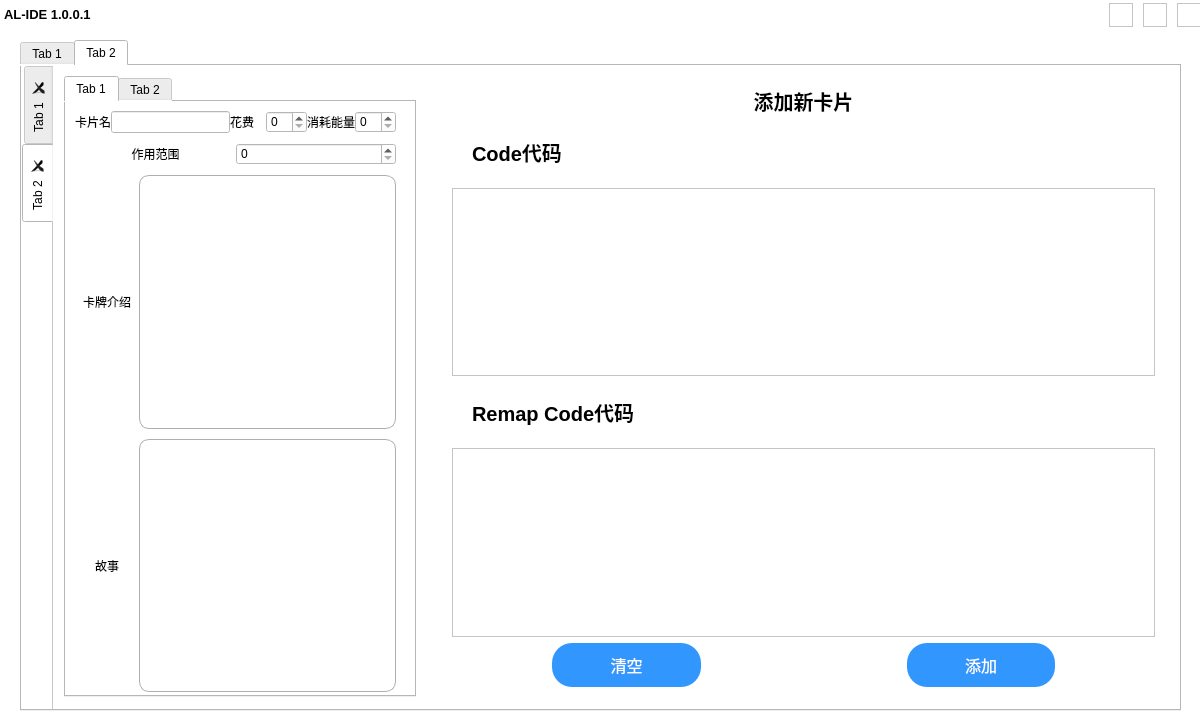
The window that visualizationSrc/qtUI/mainInterFace.ui (NWYLZW/A-Language-IDE) describes before a commit, drawn with Qt 5.
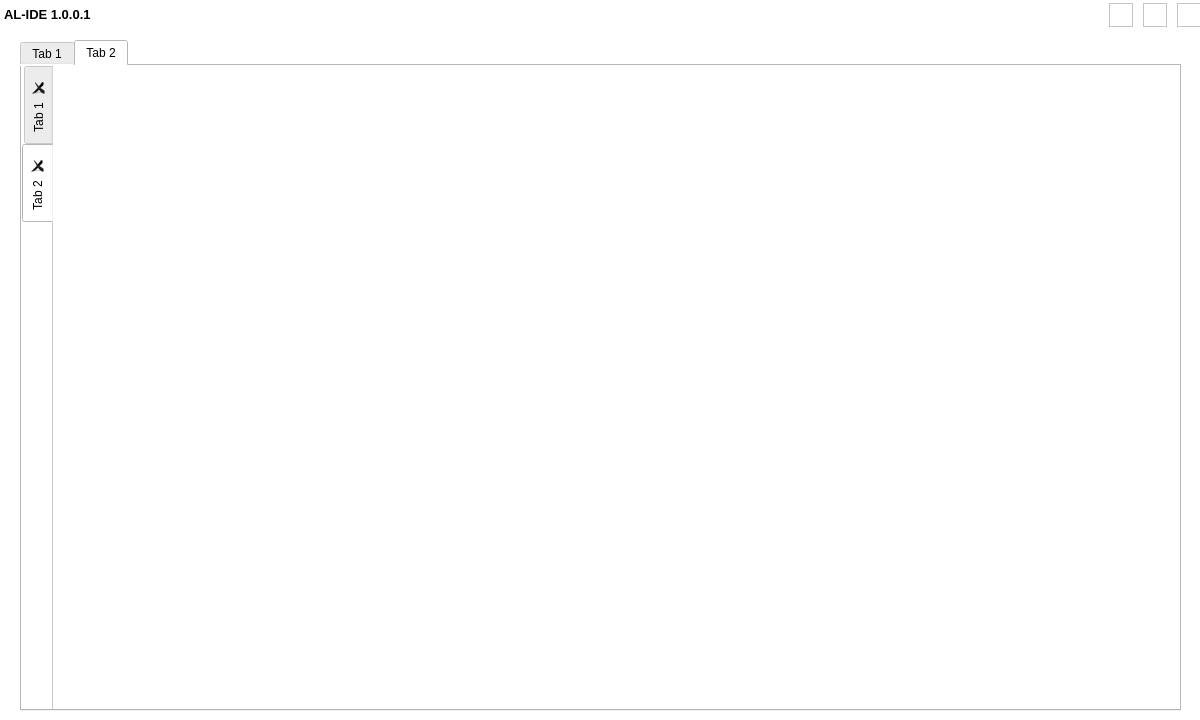
The same window after the commit. The open tabs and pages were chosen to show the change. Icons and pictures are not drawn.

The edit to the form file:
```diff
--- a/visualizationSrc/qtUI/mainInterFace.ui
+++ b/visualizationSrc/qtUI/mainInterFace.ui
@@ -419,450 +419,6 @@
        <attribute name="title">
         <string>Tab 2</string>
        </attribute>
-       <widget class="QWidget" name="horizontalLayoutWidget_2">
-        <property name="geometry">
-         <rect>
-          <x>0</x>
-          <y>0</y>
-          <width>1121</width>
-          <height>641</height>
-         </rect>
-        </property>
-        <layout class="QHBoxLayout" name="CM_addNewCard" stretch="1,2">
-         <item>
-          <layout class="QVBoxLayout" name="verticalLayout">
-           <property name="leftMargin">
-            <number>10</number>
-           </property>
-           <property name="topMargin">
-            <number>10</number>
-           </property>
-           <property name="rightMargin">
-            <number>10</number>
-           </property>
-           <property name="bottomMargin">
-            <number>10</number>
-           </property>
-           <item>
-            <widget class="QTabWidget" name="CMT_settingTab">
-             <property name="maximumSize">
-              <size>
-               <width>384</width>
-               <height>16777215</height>
-              </size>
-             </property>
-             <property name="currentIndex">
-              <number>0</number>
-             </property>
-             <widget class="QWidget" name="CMT_baseSetting">
-              <attribute name="title">
-               <string>Tab 1</string>
-              </attribute>
-              <widget class="QScrollArea" name="scrollArea">
-               <property name="geometry">
-                <rect>
-                 <x>-1</x>
-                 <y>-1</y>
-                 <width>361</width>
-                 <height>601</height>
-                </rect>
-               </property>
-               <property name="widgetResizable">
-                <bool>true</bool>
-               </property>
-               <widget class="QWidget" name="scrollAreaWidgetContents">
-                <property name="geometry">
-                 <rect>
-                  <x>0</x>
-                  <y>0</y>
-                  <width>359</width>
-                  <height>599</height>
-                 </rect>
-                </property>
-                <property name="maximumSize">
-                 <size>
-                  <width>359</width>
-                  <height>599</height>
-                 </size>
-                </property>
-                <widget class="QWidget" name="verticalLayoutWidget">
-                 <property name="geometry">
-                  <rect>
-                   <x>-1</x>
-                   <y>-1</y>
-                   <width>341</width>
-                   <height>601</height>
-                  </rect>
-                 </property>
-                 <layout class="QVBoxLayout" name="verticalLayout_2">
-                  <property name="spacing">
-                   <number>10</number>
-                  </property>
-                  <property name="leftMargin">
-                   <number>10</number>
-                  </property>
-                  <property name="topMargin">
-                   <number>10</number>
-                  </property>
-                  <property name="rightMargin">
-                   <number>10</number>
-                  </property>
-                  <property name="bottomMargin">
-                   <number>10</number>
-                  </property>
-                  <item>
-                   <layout class="QHBoxLayout" name="data03" stretch="2,1,1">
-                    <property name="spacing">
-                     <number>0</number>
-                    </property>
-                    <item>
-                     <layout class="QHBoxLayout" name="L_displayName">
-                      <property name="spacing">
-                       <number>0</number>
-                      </property>
-                      <item>
-                       <widget class="QLabel" name="label_6">
-                        <property name="text">
-                         <string>卡片名</string>
-                        </property>
-                        <property name="margin">
-                         <number>5</number>
-                        </property>
-                       </widget>
-                      </item>
-                      <item>
-                       <widget class="QLineEdit" name="CM_displayName"/>
-                      </item>
-                     </layout>
-                    </item>
-                    <item>
-                     <layout class="QHBoxLayout" name="L_price_2">
-                      <property name="spacing">
-                       <number>0</number>
-                      </property>
-                      <item>
-                       <widget class="QLabel" name="label_7">
-                        <property name="text">
-                         <string>花费</string>
-                        </property>
-                        <property name="margin">
-                         <number>5</number>
-                        </property>
-                       </widget>
-                      </item>
-                      <item>
-                       <widget class="QSpinBox" name="CM_price"/>
-                      </item>
-                     </layout>
-                    </item>
-                    <item>
-                     <layout class="QHBoxLayout" name="L_energyReq_2">
-                      <property name="spacing">
-                       <number>0</number>
-                      </property>
-                      <item>
-                       <widget class="QLabel" name="label_9">
-                        <property name="text">
-                         <string>消耗能量</string>
-                        </property>
-                        <property name="margin">
-                         <number>5</number>
-                        </property>
-                       </widget>
-                      </item>
-                      <item>
-                       <widget class="QSpinBox" name="CM_energyReq"/>
-                      </item>
-                     </layout>
-                    </item>
-                   </layout>
-                  </item>
-                  <item>
-                   <layout class="QHBoxLayout" name="data04" stretch="1">
-                    <property name="spacing">
-                     <number>0</number>
-                    </property>
-                    <item>
-                     <layout class="QHBoxLayout" name="L_displayName_3">
-                      <property name="spacing">
-                       <number>0</number>
-                      </property>
-                      <item>
-                       <widget class="QLabel" name="label_11">
-                        <property name="text">
-                         <string>作用范围</string>
-                        </property>
-                        <property name="alignment">
-                         <set>Qt::AlignCenter</set>
-                        </property>
-                        <property name="margin">
-                         <number>5</number>
-                        </property>
-                       </widget>
-                      </item>
-                      <item>
-                       <widget class="QSpinBox" name="CM_range"/>
-                      </item>
-                     </layout>
-                    </item>
-                   </layout>
-                  </item>
-                  <item>
-                   <layout class="QHBoxLayout" name="data02" stretch="2">
-                    <property name="spacing">
-                     <number>0</number>
-                    </property>
-                    <item>
-                     <layout class="QHBoxLayout" name="L_price_3" stretch="1,4">
-                      <property name="spacing">
-                       <number>0</number>
-                      </property>
-                      <item>
-                       <widget class="QLabel" name="label_5">
-                        <property name="text">
-                         <string>卡牌介绍</string>
-                        </property>
-                        <property name="alignment">
-                         <set>Qt::AlignCenter</set>
-                        </property>
-                        <property name="margin">
-                         <number>5</number>
-                        </property>
-                       </widget>
-                      </item>
-                      <item>
-                       <widget class="QTextEdit" name="CM_description">
-                        <property name="styleSheet">
-                         <string notr="true">background-color: rgb(255, 255, 255);
-
-padding:5px;
-border:1px solid #afafaf; 
-border-radius:10px;</string>
-                        </property>
-                       </widget>
-                      </item>
-                     </layout>
-                    </item>
-                   </layout>
-                  </item>
-                  <item>
-                   <layout class="QHBoxLayout" name="data01" stretch="2">
-                    <property name="spacing">
-                     <number>0</number>
-                    </property>
-                    <item>
-                     <layout class="QHBoxLayout" name="L_price" stretch="1,4">
-                      <property name="spacing">
-                       <number>0</number>
-                      </property>
-                      <item>
-                       <widget class="QLabel" name="label_4">
-                        <property name="text">
-                         <string>故事</string>
-                        </property>
-                        <property name="alignment">
-                         <set>Qt::AlignCenter</set>
-                        </property>
-                        <property name="margin">
-                         <number>5</number>
-                        </property>
-                       </widget>
-                      </item>
-                      <item>
-                       <widget class="QTextEdit" name="CM_story0">
-                        <property name="styleSheet">
-                         <string notr="true">background-color: rgb(255, 255, 255);
-
-padding:5px;
-border:1px solid #afafaf; 
-border-radius:10px;</string>
-                        </property>
-                       </widget>
-                      </item>
-                     </layout>
-                    </item>
-                   </layout>
-                  </item>
-                 </layout>
-                </widget>
-               </widget>
-              </widget>
-             </widget>
-             <widget class="QWidget" name="CMT_greateSetting">
-              <attribute name="title">
-               <string>Tab 2</string>
-              </attribute>
-             </widget>
-            </widget>
-           </item>
-          </layout>
-         </item>
-         <item>
-          <layout class="QVBoxLayout" name="CM_main">
-           <property name="leftMargin">
-            <number>20</number>
-           </property>
-           <property name="topMargin">
-            <number>20</number>
-           </property>
-           <property name="rightMargin">
-            <number>20</number>
-           </property>
-           <property name="bottomMargin">
-            <number>20</number>
-           </property>
-           <item>
-            <layout class="QVBoxLayout" name="CM_header">
-             <item>
-              <widget class="QLabel" name="title_2">
-               <property name="styleSheet">
-                <string notr="true">font: 9pt &quot;Adobe 黑体 Std R&quot;;
-
-text-align: center;
-font-size:20px;
-font-weight:600;
-</string>
-               </property>
-               <property name="text">
-                <string>添加新卡片</string>
-               </property>
-               <property name="alignment">
-                <set>Qt::AlignCenter</set>
-               </property>
-              </widget>
-             </item>
-            </layout>
-           </item>
-           <item>
-            <layout class="QHBoxLayout" name="CM_contenter" stretch="0">
-             <item>
-              <layout class="QVBoxLayout" name="textEdit">
-               <item>
-                <layout class="QVBoxLayout" name="cardMakeTap_code">
-                 <item>
-                  <widget class="QLabel" name="label_2">
-                   <property name="styleSheet">
-                    <string notr="true">padding:15px;
-
-font-size:20px;
-font-weight:600;
-</string>
-                   </property>
-                   <property name="text">
-                    <string>Code代码</string>
-                   </property>
-                  </widget>
-                 </item>
-                 <item>
-                  <widget class="QTextEdit" name="CM_codeSource">
-                   <property name="styleSheet">
-                    <string notr="true"/>
-                   </property>
-                   <property name="html">
-                    <string>&lt;!DOCTYPE HTML PUBLIC &quot;-//W3C//DTD HTML 4.0//EN&quot; &quot;http://www.w3.org/TR/REC-html40/strict.dtd&quot;&gt;
-&lt;html&gt;&lt;head&gt;&lt;meta name=&quot;qrichtext&quot; content=&quot;1&quot; /&gt;&lt;style type=&quot;text/css&quot;&gt;
-p, li { white-space: pre-wrap; }
-&lt;/style&gt;&lt;/head&gt;&lt;body style=&quot; font-family:'SimSun'; font-size:9pt; font-weight:400; font-style:normal;&quot;&gt;
-&lt;p style=&quot;-qt-paragraph-type:empty; margin-top:0px; margin-bottom:0px; margin-left:0px; margin-right:0px; -qt-block-indent:0; text-indent:0px;&quot;&gt;&lt;br /&gt;&lt;/p&gt;&lt;/body&gt;&lt;/html&gt;</string>
-                   </property>
-                  </widget>
-                 </item>
-                </layout>
-               </item>
-               <item>
-                <layout class="QVBoxLayout" name="cardMakeTap_remap">
-                 <item>
-                  <widget class="QLabel" name="label_8">
-                   <property name="styleSheet">
-                    <string notr="true">padding:15px;
-
-font-size:20px;
-font-weight:600;
-</string>
-                   </property>
-                   <property name="text">
-                    <string>Remap Code代码</string>
-                   </property>
-                  </widget>
-                 </item>
-                 <item>
-                  <widget class="QTextEdit" name="CM_remapCodeSource">
-                   <property name="styleSheet">
-                    <string notr="true"/>
-                   </property>
-                   <property name="html">
-                    <string>&lt;!DOCTYPE HTML PUBLIC &quot;-//W3C//DTD HTML 4.0//EN&quot; &quot;http://www.w3.org/TR/REC-html40/strict.dtd&quot;&gt;
-&lt;html&gt;&lt;head&gt;&lt;meta name=&quot;qrichtext&quot; content=&quot;1&quot; /&gt;&lt;style type=&quot;text/css&quot;&gt;
-p, li { white-space: pre-wrap; }
-&lt;/style&gt;&lt;/head&gt;&lt;body style=&quot; font-family:'SimSun'; font-size:9pt; font-weight:400; font-style:normal;&quot;&gt;
-&lt;p style=&quot;-qt-paragraph-type:empty; margin-top:0px; margin-bottom:0px; margin-left:0px; margin-right:0px; -qt-block-indent:0; text-indent:0px;&quot;&gt;&lt;br /&gt;&lt;/p&gt;&lt;/body&gt;&lt;/html&gt;</string>
-                   </property>
-                  </widget>
-                 </item>
-                </layout>
-               </item>
-              </layout>
-             </item>
-            </layout>
-           </item>
-           <item>
-            <layout class="QHBoxLayout" name="CM_footer">
-             <item>
-              <widget class="QPushButton" name="CM_clearCardMakeData">
-               <property name="font">
-                <font>
-                 <family>Adobe 黑体 Std R</family>
-                 <pointsize>12</pointsize>
-                </font>
-               </property>
-               <property name="cursor">
-                <cursorShape>PointingHandCursor</cursorShape>
-               </property>
-               <property name="styleSheet">
-                <string notr="true">color: rgb(255, 255, 255);
-background-color: rgb(50, 150, 255);
-
-margin-left:100px;
-margin-right:100px;
-padding:10px;
-border-radius:20px;</string>
-               </property>
-               <property name="text">
-                <string>清空</string>
-               </property>
-              </widget>
-             </item>
-             <item>
-              <widget class="QPushButton" name="CM_addCard">
-               <property name="font">
-                <font>
-                 <family>Adobe 黑体 Std R</family>
-                 <pointsize>12</pointsize>
-                </font>
-               </property>
-               <property name="cursor">
-                <cursorShape>PointingHandCursor</cursorShape>
-               </property>
-               <property name="styleSheet">
-                <string notr="true">color: rgb(255, 255, 255);
-background-color: rgb(50, 150, 255);
-
-margin-left:100px;
-margin-right:100px;
-padding:10px;
-border-radius:20px;</string>
-               </property>
-               <property name="text">
-                <string>添加</string>
-               </property>
-              </widget>
-             </item>
-            </layout>
-           </item>
-          </layout>
-         </item>
-        </layout>
-       </widget>
       </widget>
      </widget>
     </widget>
```
